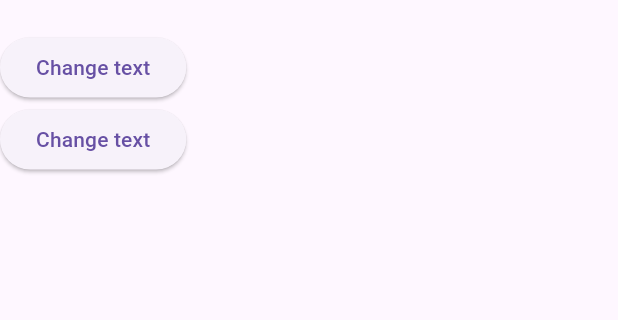
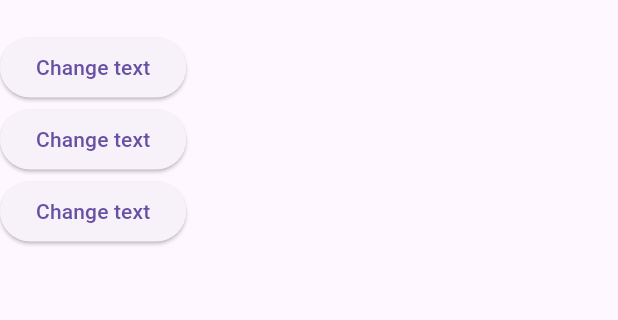
Before and after one commit to Preisler25/akasztofa, a Flutter app: the screen it shows after launch, on a phone screen of 412 x 824 dp, the part 84-404 px from its top. Run offline on Flutter 3.47's test engine with Material 3 defaults, Android fonts, the phone set to English and light mode, and no system bars; our stand-ins replace lottie.

Commit message:
fix: gameInfo

```diff
--- a/lib/models/game_info.dart
+++ b/lib/models/game_info.dart
@@ -2,8 +2,8 @@ import 'package:akasztofa/models/server_error.dart';
 
 class GameInfo {
   int wordLength;
+  late List<String> word = List.filled(wordLength, '');
   ServerError? serverError;
-
   GameInfo(this.wordLength, this.serverError);
 
   static fromJson(json) {
--- a/lib/pages/game_page.dart
+++ b/lib/pages/game_page.dart
@@ -1,8 +1,8 @@
 import 'package:akasztofa/alerts/check_dialog_false.dart';
 import 'package:akasztofa/alerts/check_dialog_succes.dart';
+import 'package:akasztofa/alerts/error_dialog.dart';
 import 'package:akasztofa/utils/text_model.dart';
 import 'package:flutter/material.dart';
-import 'package:lottie/lottie.dart';
 import 'package:provider/provider.dart';
 
 
@@ -19,8 +19,6 @@ class _GamePageState extends State<GamePage> {
   @override
   Widget build(BuildContext context) {
 
-    print('HomePage build');
-
     FailDialog fd = FailDialog(
       title: 'Thats it!',
       content: const Text('Wrong!'),
@@ -33,6 +31,17 @@ class _GamePageState extends State<GamePage> {
     );
 
     SuccesDialog sd = SuccesDialog(
+      title: 'Thats it!',
+      content: const Text('Correct!'),
+      actions: [
+        TextButton(
+          onPressed: () => Navigator.pop(context),
+          child: const Text('OK')
+        ),
+      ],
+    );
+
+    ErrorDialog ed = ErrorDialog(
       title: 'Thats it!',
       content: const Text('Correct!'),
       actions: [
@@ -70,7 +79,15 @@ class _GamePageState extends State<GamePage> {
                       context.read<TextModel>().setText('Körte');
                     },
                     child: const Text('Change text'),
+                  ),
+                   ElevatedButton(
+                    onPressed: () {
+                      ed.show(context);
+                      context.read<TextModel>().setText('Alma');
+                    },
+                    child: const Text('Change text'),
                   )
+
                 ],
               ),
 
```
Also changed, not shown: lib/alerts/error_dialog.dart (+37 -0 lines), lib/utils/game_provider.dart (added, +38 -0 lines).
